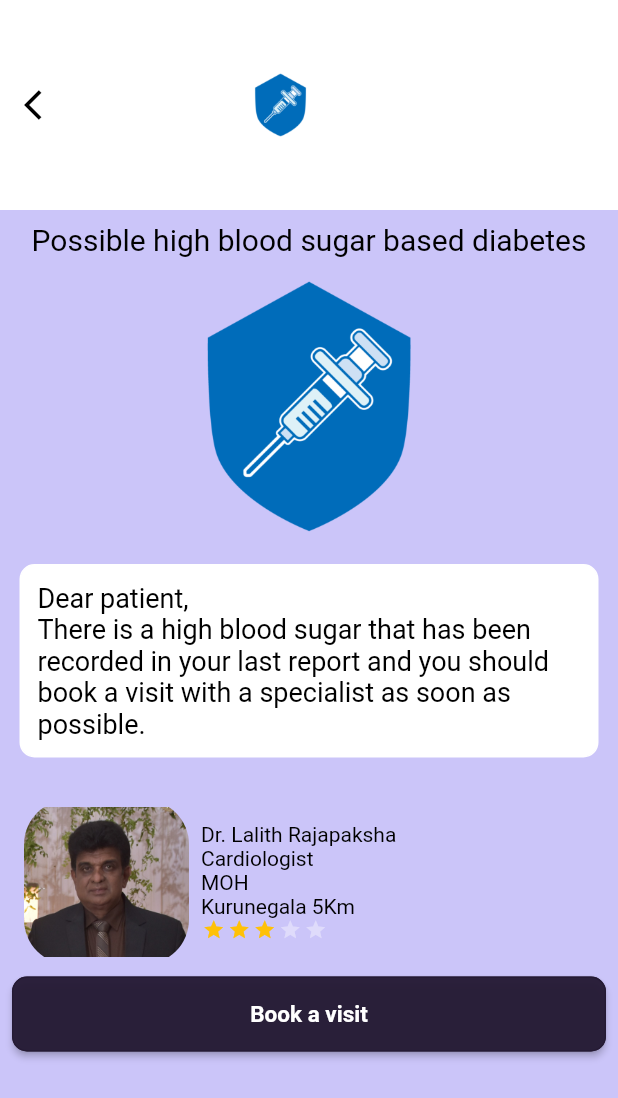
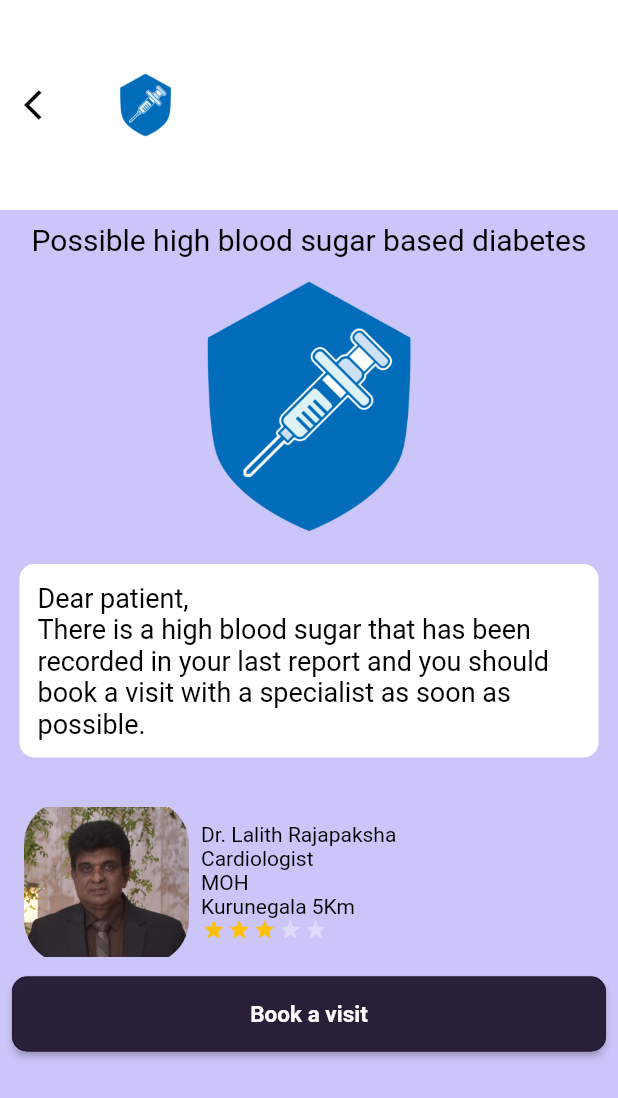
Before and after one commit to Rwishwajith/The-Shield, a Flutter app: the FeedbackScreen screen opened directly, on a phone screen of 412 x 824 dp. Shown: the top 1098 px of the screen. Run offline on Flutter 3.47's test engine with Material 2 defaults, Android fonts, the phone set to English and light mode, and no system bars; drawn by our look-alikes of flutter_rating_bar; our stand-ins replace cloud_firestore, firebase_auth, firebase_core, fl_chart, font_awesome_flutter, google_sign_in and 5 more; missing offline and left inert: flutter_facebook_auth, is_first_run; accounts and stored records are empty; Roboto replaces fonts that are missing (Montserrat).

Commit message:
Adding feedback page new routing

```diff
--- a/the_shield/lib/main_menu/feedback.dart
+++ b/the_shield/lib/main_menu/feedback.dart
@@ -1,5 +1,7 @@
 import 'package:flutter/material.dart';
 import 'package:flutter_rating_bar/flutter_rating_bar.dart';
+
+import 'medical_assistance/book_appointment.dart';
 
 class FeedbackScreen extends StatefulWidget {
   const FeedbackScreen({Key? key}) : super(key: key);
@@ -39,12 +41,9 @@ class _FeedbackScreenState extends State<FeedbackScreen> {
               ),
             ),
           ),
-          title: Padding(
-            padding: const EdgeInsets.only(left: 90.0),
-            child: Image(image: logoImage, width: 50, height: 50),
-          ),
+          title: Image(image: logoImage, width: 50, height: 50),
           flexibleSpace: Padding(
-            padding: const EdgeInsets.only(top: 160.0, left: 20.0),
+            padding: const EdgeInsets.only(top: 130.0, left: 20.0),
             child: Container(
               height: 50,
               // child: Text(
@@ -151,7 +150,11 @@ class _FeedbackScreenState extends State<FeedbackScreen> {
                 ),
                 ElevatedButton(
                     onPressed: (){
-                      print('tapped');
+                      Navigator.of(context).pushReplacement(
+                        MaterialPageRoute(
+                          builder: (context) => BookAppointmentScreen(),
+                        ),
+                      );
                     },
                     child: Container(
                       width: double.infinity,
```
Lines whose indentation alone changed are shown as unchanged.
